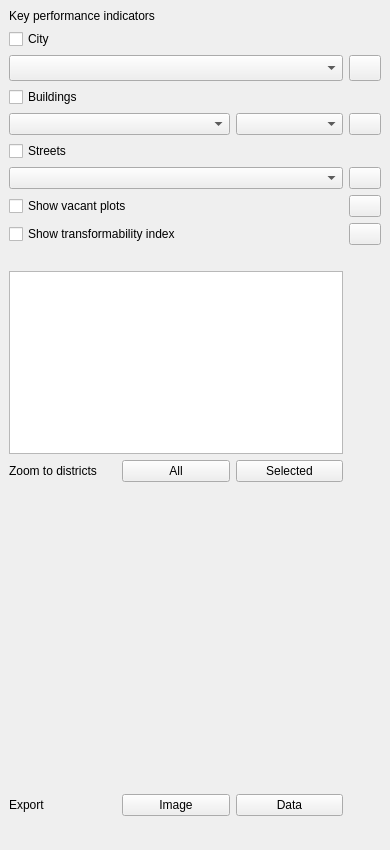
Before: the Qt Designer form CityExplorer/city_explorer_dockwidget_base.ui in spacesyntax/p2756-CityExplorer, drawn with Qt 5.
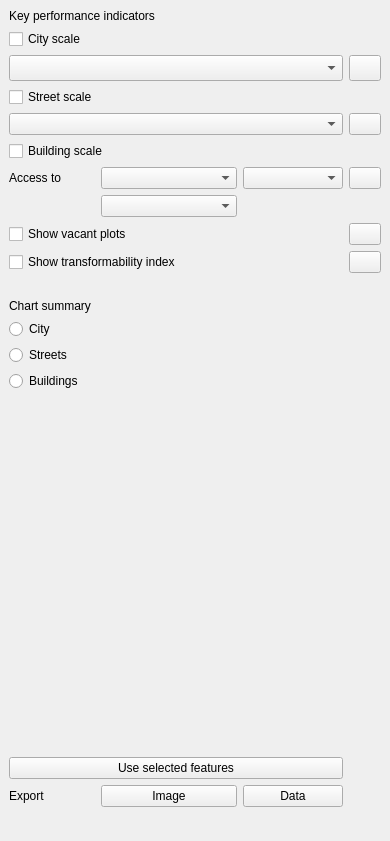
After: the same form once the commit is applied.

What changed in the file:
```diff
--- a/CityExplorer/city_explorer_dockwidget_base.ui
+++ b/CityExplorer/city_explorer_dockwidget_base.ui
@@ -7,7 +7,7 @@
     <x>0</x>
     <y>0</y>
     <width>390</width>
-    <height>850</height>
+    <height>841</height>
    </rect>
   </property>
   <property name="sizePolicy">
@@ -19,13 +19,13 @@
   <property name="minimumSize">
    <size>
     <width>390</width>
-    <height>850</height>
+    <height>841</height>
    </size>
   </property>
   <property name="maximumSize">
    <size>
     <width>390</width>
-    <height>850</height>
+    <height>841</height>
    </size>
   </property>
   <property name="windowTitle">
@@ -38,22 +38,16 @@
       <property name="sizeConstraint">
        <enum>QLayout::SetNoConstraint</enum>
       </property>
-      <item row="12" column="0" colspan="4">
-       <widget class="QLabel" name="chartView">
+      <item row="1" column="0" colspan="2">
+       <widget class="QCheckBox" name="cityCheckBox">
         <property name="sizePolicy">
-         <sizepolicy hsizetype="MinimumExpanding" vsizetype="MinimumExpanding">
+         <sizepolicy hsizetype="MinimumExpanding" vsizetype="Minimum">
           <horstretch>0</horstretch>
           <verstretch>0</verstretch>
          </sizepolicy>
         </property>
-        <property name="minimumSize">
-         <size>
-          <width>300</width>
-          <height>300</height>
-         </size>
-        </property>
         <property name="text">
-         <string/>
+         <string>City scale</string>
         </property>
        </widget>
       </item>
@@ -64,49 +58,14 @@
         </property>
        </widget>
       </item>
-      <item row="6" column="0" colspan="3">
-       <widget class="QComboBox" name="strcombo">
-        <property name="sizePolicy">
-         <sizepolicy hsizetype="MinimumExpanding" vsizetype="Minimum">
-          <horstretch>0</horstretch>
-          <verstretch>0</verstretch>
-         </sizepolicy>
-        </property>
-        <property name="minimumSize">
-         <size>
-          <width>150</width>
-          <height>0</height>
-         </size>
-        </property>
-       </widget>
-      </item>
-      <item row="11" column="1">
-       <widget class="QPushButton" name="pushButton_4">
-        <property name="sizePolicy">
-         <sizepolicy hsizetype="MinimumExpanding" vsizetype="Fixed">
-          <horstretch>0</horstretch>
-          <verstretch>0</verstretch>
-         </sizepolicy>
-        </property>
-        <property name="minimumSize">
-         <size>
-          <width>100</width>
-          <height>0</height>
-         </size>
-        </property>
-        <property name="text">
-         <string>All</string>
-        </property>
-       </widget>
-      </item>
-      <item row="8" column="0" colspan="3">
+      <item row="11" column="0" colspan="3">
        <widget class="QCheckBox" name="checkBox">
         <property name="text">
          <string>Show transformability index</string>
         </property>
        </widget>
       </item>
-      <item row="14" column="0" colspan="3">
+      <item row="21" column="0" colspan="3">
        <spacer name="verticalSpacer_3">
         <property name="orientation">
          <enum>Qt::Vertical</enum>
@@ -122,7 +81,7 @@
         </property>
        </spacer>
       </item>
-      <item row="15" column="0" colspan="3">
+      <item row="22" column="0" colspan="3">
        <widget class="QLabel" name="logoLabel">
         <property name="text">
          <string/>
@@ -157,96 +116,7 @@
         </property>
        </widget>
       </item>
-      <item row="1" column="0">
-       <widget class="QCheckBox" name="cityCheckBox">
-        <property name="sizePolicy">
-         <sizepolicy hsizetype="MinimumExpanding" vsizetype="Minimum">
-          <horstretch>0</horstretch>
-          <verstretch>0</verstretch>
-         </sizepolicy>
-        </property>
-        <property name="text">
-         <string>City</string>
-        </property>
-       </widget>
-      </item>
-      <item row="3" column="0">
-       <widget class="QCheckBox" name="buildCheckBox">
-        <property name="sizePolicy">
-         <sizepolicy hsizetype="MinimumExpanding" vsizetype="Fixed">
-          <horstretch>0</horstretch>
-          <verstretch>0</verstretch>
-         </sizepolicy>
-        </property>
-        <property name="text">
-         <string>Buildings</string>
-        </property>
-       </widget>
-      </item>
-      <item row="4" column="3">
-       <widget class="QPushButton" name="buildInfo">
-        <property name="sizePolicy">
-         <sizepolicy hsizetype="Fixed" vsizetype="Fixed">
-          <horstretch>0</horstretch>
-          <verstretch>0</verstretch>
-         </sizepolicy>
-        </property>
-        <property name="minimumSize">
-         <size>
-          <width>5</width>
-          <height>0</height>
-         </size>
-        </property>
-        <property name="maximumSize">
-         <size>
-          <width>32</width>
-          <height>26</height>
-         </size>
-        </property>
-        <property name="text">
-         <string/>
-        </property>
-       </widget>
-      </item>
-      <item row="5" column="0">
-       <widget class="QCheckBox" name="strCheckBox">
-        <property name="sizePolicy">
-         <sizepolicy hsizetype="MinimumExpanding" vsizetype="Fixed">
-          <horstretch>0</horstretch>
-          <verstretch>0</verstretch>
-         </sizepolicy>
-        </property>
-        <property name="text">
-         <string>Streets</string>
-        </property>
-       </widget>
-      </item>
-      <item row="6" column="3">
-       <widget class="QPushButton" name="strInfo">
-        <property name="sizePolicy">
-         <sizepolicy hsizetype="Fixed" vsizetype="Fixed">
-          <horstretch>0</horstretch>
-          <verstretch>0</verstretch>
-         </sizepolicy>
-        </property>
-        <property name="minimumSize">
-         <size>
-          <width>5</width>
-          <height>0</height>
-         </size>
-        </property>
-        <property name="maximumSize">
-         <size>
-          <width>32</width>
-          <height>26</height>
-         </size>
-        </property>
-        <property name="text">
-         <string/>
-        </property>
-       </widget>
-      </item>
-      <item row="7" column="3">
+      <item row="10" column="3">
        <widget class="QPushButton" name="vacantInfo">
         <property name="sizePolicy">
          <sizepolicy hsizetype="Fixed" vsizetype="Fixed">
@@ -271,23 +141,7 @@
         </property>
        </widget>
       </item>
-      <item row="4" column="2">
-       <widget class="QComboBox" name="modecombo">
-        <property name="sizePolicy">
-         <sizepolicy hsizetype="Minimum" vsizetype="Fixed">
-          <horstretch>0</horstretch>
-          <verstretch>0</verstretch>
-         </sizepolicy>
-        </property>
-        <property name="minimumSize">
-         <size>
-          <width>100</width>
-          <height>0</height>
-         </size>
-        </property>
-       </widget>
-      </item>
-      <item row="7" column="0" colspan="3">
+      <item row="10" column="0" colspan="3">
        <widget class="QCheckBox" name="vacantCheckBox">
         <property name="sizePolicy">
          <sizepolicy hsizetype="MinimumExpanding" vsizetype="Fixed">
@@ -300,26 +154,7 @@
         </property>
        </widget>
       </item>
-      <item row="11" column="2">
-       <widget class="QPushButton" name="pushButton_3">
-        <property name="sizePolicy">
-         <sizepolicy hsizetype="MinimumExpanding" vsizetype="Fixed">
-          <horstretch>0</horstretch>
-          <verstretch>0</verstretch>
-         </sizepolicy>
-        </property>
-        <property name="minimumSize">
-         <size>
-          <width>100</width>
-          <height>0</height>
-         </size>
-        </property>
-        <property name="text">
-         <string>Selected</string>
-        </property>
-       </widget>
-      </item>
-      <item row="13" column="1">
+      <item row="20" column="1">
        <widget class="QPushButton" name="pushButton">
         <property name="minimumSize">
          <size>
@@ -332,7 +167,7 @@
         </property>
        </widget>
       </item>
-      <item row="8" column="3">
+      <item row="11" column="3">
        <widget class="QPushButton" name="transformInfo">
         <property name="sizePolicy">
          <sizepolicy hsizetype="Fixed" vsizetype="Fixed">
@@ -357,30 +192,14 @@
         </property>
        </widget>
       </item>
-      <item row="4" column="0" colspan="2">
-       <widget class="QComboBox" name="kpicombo">
-        <property name="sizePolicy">
-         <sizepolicy hsizetype="MinimumExpanding" vsizetype="Minimum">
-          <horstretch>0</horstretch>
-          <verstretch>0</verstretch>
-         </sizepolicy>
-        </property>
-        <property name="minimumSize">
-         <size>
-          <width>150</width>
-          <height>0</height>
-         </size>
-        </property>
-       </widget>
-      </item>
-      <item row="13" column="0">
+      <item row="20" column="0">
        <widget class="QLabel" name="label">
         <property name="text">
          <string>Export</string>
         </property>
        </widget>
       </item>
-      <item row="13" column="2">
+      <item row="20" column="2">
        <widget class="QPushButton" name="pushButton_2">
         <property name="minimumSize">
          <size>
@@ -393,23 +212,7 @@
         </property>
        </widget>
       </item>
-      <item row="10" column="0" colspan="3">
-       <widget class="QListView" name="districtslistView">
-        <property name="sizePolicy">
-         <sizepolicy hsizetype="MinimumExpanding" vsizetype="MinimumExpanding">
-          <horstretch>0</horstretch>
-          <verstretch>0</verstretch>
-         </sizepolicy>
-        </property>
-        <property name="minimumSize">
-         <size>
-          <width>22</width>
-          <height>50</height>
-         </size>
-        </property>
-       </widget>
-      </item>
-      <item row="9" column="0" colspan="4">
+      <item row="12" column="0" colspan="4">
        <spacer name="verticalSpacer">
         <property name="orientation">
          <enum>Qt::Vertical</enum>
@@ -444,10 +247,198 @@
         </property>
        </widget>
       </item>
-      <item row="11" column="0">
+      <item row="3" column="0" colspan="2">
+       <widget class="QCheckBox" name="strCheckBox">
+        <property name="sizePolicy">
+         <sizepolicy hsizetype="MinimumExpanding" vsizetype="Fixed">
+          <horstretch>0</horstretch>
+          <verstretch>0</verstretch>
+         </sizepolicy>
+        </property>
+        <property name="text">
+         <string>Street scale</string>
+        </property>
+       </widget>
+      </item>
+      <item row="5" column="0" colspan="2">
+       <widget class="QCheckBox" name="buildCheckBox">
+        <property name="sizePolicy">
+         <sizepolicy hsizetype="MinimumExpanding" vsizetype="Fixed">
+          <horstretch>0</horstretch>
+          <verstretch>0</verstretch>
+         </sizepolicy>
+        </property>
+        <property name="text">
+         <string>Building scale</string>
+        </property>
+       </widget>
+      </item>
+      <item row="14" column="0">
+       <widget class="QRadioButton" name="districtsRadio">
+        <property name="text">
+         <string>City</string>
+        </property>
+       </widget>
+      </item>
+      <item row="4" column="3">
+       <widget class="QPushButton" name="strInfo">
+        <property name="sizePolicy">
+         <sizepolicy hsizetype="Fixed" vsizetype="Fixed">
+          <horstretch>0</horstretch>
+          <verstretch>0</verstretch>
+         </sizepolicy>
+        </property>
+        <property name="minimumSize">
+         <size>
+          <width>5</width>
+          <height>0</height>
+         </size>
+        </property>
+        <property name="maximumSize">
+         <size>
+          <width>32</width>
+          <height>26</height>
+         </size>
+        </property>
+        <property name="text">
+         <string/>
+        </property>
+       </widget>
+      </item>
+      <item row="16" column="0">
+       <widget class="QRadioButton" name="buildingsRadio">
+        <property name="text">
+         <string>Buildings</string>
+        </property>
+       </widget>
+      </item>
+      <item row="15" column="0">
+       <widget class="QRadioButton" name="streetsRadio">
+        <property name="text">
+         <string>Streets</string>
+        </property>
+       </widget>
+      </item>
+      <item row="13" column="0">
        <widget class="QLabel" name="label_3">
         <property name="text">
-         <string>Zoom to districts</string>
+         <string>Chart summary </string>
+        </property>
+       </widget>
+      </item>
+      <item row="4" column="0" colspan="3">
+       <widget class="QComboBox" name="strcombo">
+        <property name="sizePolicy">
+         <sizepolicy hsizetype="MinimumExpanding" vsizetype="Minimum">
+          <horstretch>0</horstretch>
+          <verstretch>0</verstretch>
+         </sizepolicy>
+        </property>
+        <property name="minimumSize">
+         <size>
+          <width>150</width>
+          <height>0</height>
+         </size>
+        </property>
+       </widget>
+      </item>
+      <item row="18" column="0" colspan="3">
+       <widget class="QLabel" name="chartView">
+        <property name="sizePolicy">
+         <sizepolicy hsizetype="MinimumExpanding" vsizetype="MinimumExpanding">
+          <horstretch>0</horstretch>
+          <verstretch>0</verstretch>
+         </sizepolicy>
+        </property>
+        <property name="minimumSize">
+         <size>
+          <width>300</width>
+          <height>300</height>
+         </size>
+        </property>
+        <property name="text">
+         <string/>
+        </property>
+       </widget>
+      </item>
+      <item row="19" column="0" colspan="3">
+       <widget class="QPushButton" name="pushButton_3">
+        <property name="text">
+         <string>Use selected features</string>
+        </property>
+       </widget>
+      </item>
+      <item row="6" column="0">
+       <widget class="QLabel" name="label_4">
+        <property name="text">
+         <string>Access to </string>
+        </property>
+       </widget>
+      </item>
+      <item row="6" column="1">
+       <widget class="QComboBox" name="kpicombo">
+        <property name="sizePolicy">
+         <sizepolicy hsizetype="MinimumExpanding" vsizetype="Minimum">
+          <horstretch>0</horstretch>
+          <verstretch>0</verstretch>
+         </sizepolicy>
+        </property>
+        <property name="minimumSize">
+         <size>
+          <width>100</width>
+          <height>0</height>
+         </size>
+        </property>
+       </widget>
+      </item>
+      <item row="6" column="2">
+       <widget class="QComboBox" name="modecombo">
+        <property name="sizePolicy">
+         <sizepolicy hsizetype="Minimum" vsizetype="Fixed">
+          <horstretch>0</horstretch>
+          <verstretch>0</verstretch>
+         </sizepolicy>
+        </property>
+        <property name="minimumSize">
+         <size>
+          <width>100</width>
+          <height>0</height>
+         </size>
+        </property>
+       </widget>
+      </item>
+      <item row="6" column="3">
+       <widget class="QPushButton" name="buildInfo">
+        <property name="sizePolicy">
+         <sizepolicy hsizetype="Fixed" vsizetype="Fixed">
+          <horstretch>0</horstretch>
+          <verstretch>0</verstretch>
+         </sizepolicy>
+        </property>
+        <property name="minimumSize">
+         <size>
+          <width>5</width>
+          <height>0</height>
+         </size>
+        </property>
+        <property name="maximumSize">
+         <size>
+          <width>32</width>
+          <height>26</height>
+         </size>
+        </property>
+        <property name="text">
+         <string/>
+        </property>
+       </widget>
+      </item>
+      <item row="8" column="1">
+       <widget class="QComboBox" name="kpi2combo">
+        <property name="minimumSize">
+         <size>
+          <width>100</width>
+          <height>0</height>
+         </size>
         </property>
        </widget>
       </item>
```
